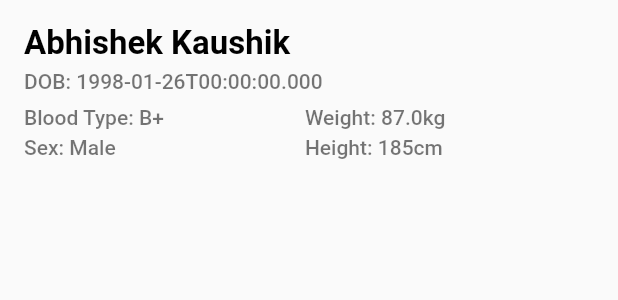
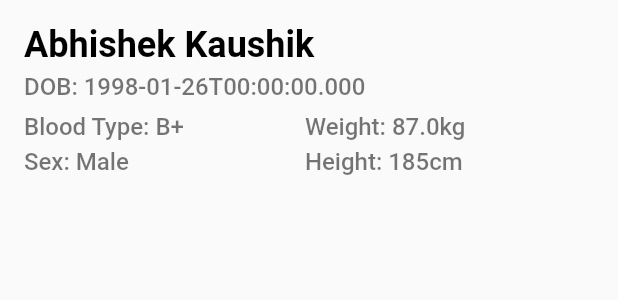
Before and after one commit to Zireael26/CPR_App_Reboot, a Flutter app: the GeneralInfo widget shown alone on an empty page, opened directly, on a phone screen of 412 x 824 dp. Shown: the top 300 px of the screen. Run offline on Flutter 3.47's test engine with Material 2 defaults, Android fonts, the phone set to English and light mode, and no system bars.

Commit message:
Completed bottom Sheet

```diff
--- a/lib/pages/bottom_sheet.dart
+++ b/lib/pages/bottom_sheet.dart
@@ -82,7 +82,6 @@ class _PersistentBottomSheetState extends State<PersistentBottomSheet> {
                     ],
                   ),
                 ),
-
                 NavigateToHospital(),
                 EmergencyContactInfo(),
                 PersonalInfoCard(),
--- a/lib/widgets/general_info.dart
+++ b/lib/widgets/general_info.dart
@@ -25,7 +25,7 @@ class _GeneralInfoState extends State<GeneralInfo> {
   @override
   Widget build(BuildContext context) {
     return Container(
-      padding: EdgeInsets.only(top: 16.0, right: 16.0, left: 16.0),
+      padding: EdgeInsets.only(top: 16.0, right: 16.0, left: 16.0, bottom: 8.0),
       child: Column(
         crossAxisAlignment: CrossAxisAlignment.start,
         children: <Widget>[
@@ -33,15 +33,15 @@ class _GeneralInfoState extends State<GeneralInfo> {
             widget.name,
             style: TextStyle(
               color: Colors.black,
-              fontSize: 22.0,
-              fontWeight: FontWeight.bold,
+              fontSize: 24.0,
+              fontWeight: FontWeight.w700,
             ),
           ),
           Container(height: 4.0),
           Text(
             "DOB: " + widget.dateOfBirth.toIso8601String(),
             style: TextStyle(
-              fontSize: 14.0,
+              fontSize: 16.0,
               color: Colors.black54,
               fontWeight: FontWeight.w500,
             ),
@@ -56,6 +56,7 @@ class _GeneralInfoState extends State<GeneralInfo> {
                     style: TextStyle(
                       color: Colors.black54,
                       fontWeight: FontWeight.w500,
+                      fontSize: 16.0,
                     ),
                   )),
               Text(
@@ -63,6 +64,7 @@ class _GeneralInfoState extends State<GeneralInfo> {
                 style: TextStyle(
                   color: Colors.black54,
                   fontWeight: FontWeight.w500,
+                  fontSize: 16.0,
                 ),
               ),
             ],
@@ -77,6 +79,7 @@ class _GeneralInfoState extends State<GeneralInfo> {
                     style: TextStyle(
                       color: Colors.black54,
                       fontWeight: FontWeight.w500,
+                      fontSize: 16.0,
                     ),
                   )),
               Text(
@@ -84,6 +87,7 @@ class _GeneralInfoState extends State<GeneralInfo> {
                 style: TextStyle(
                   color: Colors.black54,
                   fontWeight: FontWeight.w500,
+                  fontSize: 16.0,
                 ),
               ),
             ],
```
Also changed, not shown: lib/widgets/medical_conditions.dart (+25 -2 lines), lib/widgets/medical_notes.dart (+25 -2 lines), lib/widgets/medications.dart (+26 -3 lines), lib/widgets/personal_info_card.dart (+30 -7 lines).
